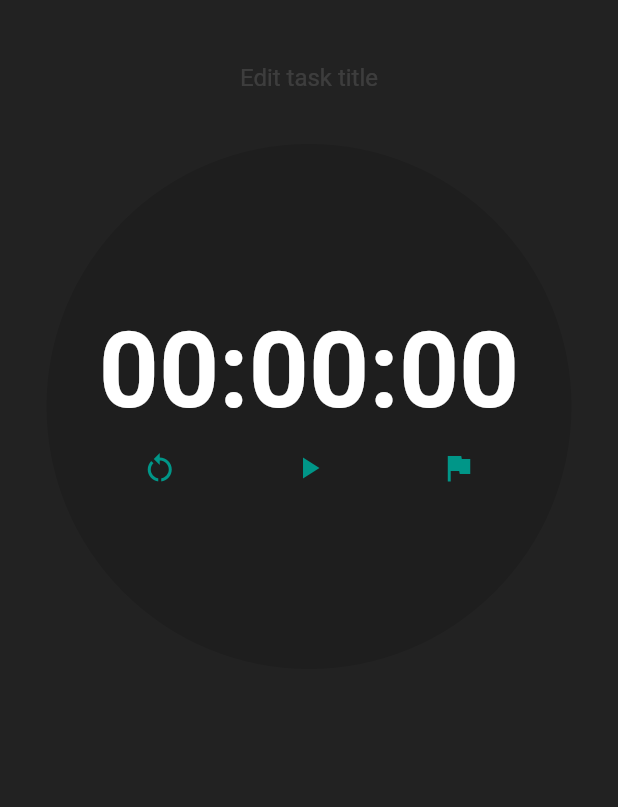
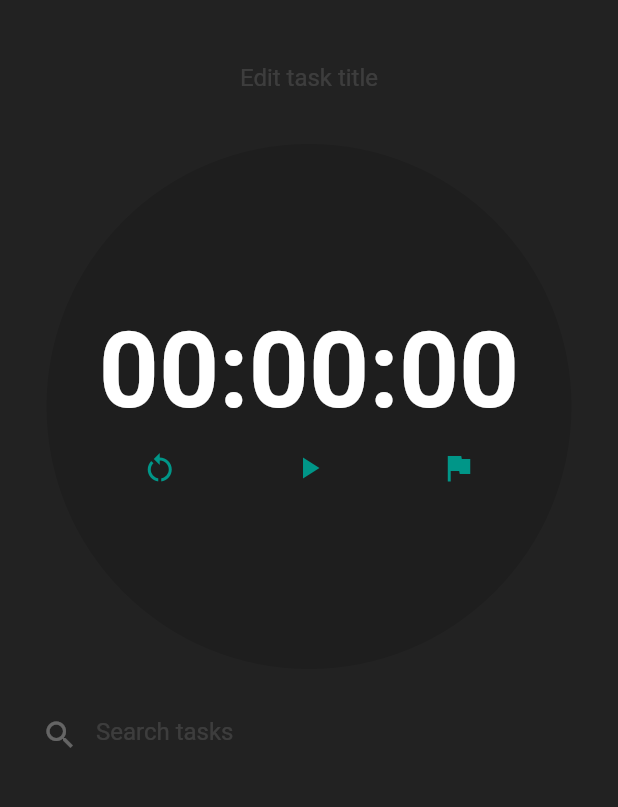
Before and after one commit to jentaruno/taskwatch, a Flutter app: the screen it shows after launch, on a phone screen of 412 x 824 dp, the part 66-873 px from its top. Run offline on Flutter 3.47's test engine with Material 2 defaults, Android fonts, the phone set to English and light mode, and no system bars; our stand-ins replace sqflite; accounts and stored records are empty.

Commit message:
Added search feature and implemented theme colors

```diff
--- a/lib/main.dart
+++ b/lib/main.dart
@@ -16,7 +16,11 @@ class MyApp extends StatelessWidget {
     return MaterialApp(
       title: 'TaskWatch',
       theme: ThemeData(
+        brightness: Brightness.dark,
+        primaryIconTheme: IconThemeData(color: Colors.teal),
+        primaryColor: Colors.teal,
         primarySwatch: Colors.teal,
+        canvasColor: Colors.black87
       ),
       home: const HomeApp(),
     );
@@ -45,7 +49,6 @@ class _HomeAppState extends State<HomeApp> {
   @override
   Widget build(BuildContext context) {
     return Scaffold(
-        backgroundColor: Colors.black87,
         appBar: AppBar(
           backgroundColor: Colors.transparent,
           elevation: 0,
--- a/lib/stopwatch.dart
+++ b/lib/stopwatch.dart
@@ -15,7 +15,6 @@ class _StopwatchState extends State<Stopwatch> {
   final _formKey = GlobalKey<FormState>();
 
   String placeholder = "Edit task title";
-  Color placeholderColor = Colors.white12;
 
   int seconds = 0, minutes = 0, hours = 0;
   String digitSeconds = "00", digitMinutes = "00", digitHours = "00";
@@ -109,14 +108,9 @@ class _StopwatchState extends State<Stopwatch> {
                   borderSide: BorderSide.none,
                 ),
                 hintText: placeholder,
-                hintStyle: TextStyle(
-                  color: placeholderColor,
-                ),
+                hintStyle: const TextStyle(color: Colors.white12)
+
               ),
-              style: const TextStyle(
-                color: Colors.white,
-              ),
-              cursorColor: Colors.white,
               textAlign: TextAlign.center,
               controller: stopwatchNameInput,
             ),
@@ -138,7 +132,6 @@ class _StopwatchState extends State<Stopwatch> {
               children: [
                 Text("$digitHours:$digitMinutes:$digitSeconds",
                     style: const TextStyle(
-                      color: Colors.white,
                       fontSize: 70.0,
                       fontWeight: FontWeight.w600,
                     )),
@@ -151,13 +144,13 @@ class _StopwatchState extends State<Stopwatch> {
                       children: [
                         IconButton(
                           onPressed: reset,
-                          color: Colors.teal,
+                          color: Theme.of(context).colorScheme.primary,
                           icon: const Icon(Icons.restart_alt),
                         ),
                         (started)
                             ? IconButton(
                                 onPressed: pause,
-                                color: Colors.teal,
+                                color: Theme.of(context).colorScheme.primary,
                                 icon: const Icon(Icons.pause),
                               )
                             : IconButton(
@@ -166,7 +159,7 @@ class _StopwatchState extends State<Stopwatch> {
                                     start();
                                   }
                                 },
-                                color: Colors.teal,
+                                color: Theme.of(context).colorScheme.primary,
                                 icon: const Icon(Icons.play_arrow),
                               ),
                         IconButton(
@@ -175,7 +168,7 @@ class _StopwatchState extends State<Stopwatch> {
                               recordTime();
                             }
                           },
-                          color: Colors.teal,
+                          color: Theme.of(context).colorScheme.primary,
                           icon: const Icon(Icons.flag),
                         ),
                       ],
--- a/lib/tasks.dart
+++ b/lib/tasks.dart
@@ -20,6 +20,10 @@ class TaskList {
   List<Task> taskList = [];
 
   TaskList();
+
+  List<Task> getTasks() {
+    return taskList;
+  }
 
   Task get(int i) {
     return taskList[i];
--- a/lib/timegrid.dart
+++ b/lib/timegrid.dart
@@ -4,7 +4,8 @@ import 'tasks.dart';
 
 class TimeGrid extends StatefulWidget {
   final TaskList taskList;
-  const TimeGrid({Key? key, required this.taskList}) : super(key: key);
+
+  TimeGrid({Key? key, required this.taskList}) : super(key: key);
 
   @override
   State<TimeGrid> createState() => _TimeGridState();
@@ -12,11 +13,47 @@ class TimeGrid extends StatefulWidget {
 
 class _TimeGridState extends State<TimeGrid> {
   final key = GlobalKey<ScaffoldState>();
+  List<String> itemsList = [];
+  List<String> itemsListSearch = [];
+  final FocusNode _textFocusNode = FocusNode();
   final TextEditingController _searchQuery = TextEditingController();
+
+  // @override
+  // void dispose() {
+  //   _textFocusNode.dispose();
+  //   _searchQuery!.dispose();
+  //   super.dispose();
+  // }
 
   @override
   Widget build(BuildContext context) {
-    return GridView.builder(
+    itemsList = widget.taskList.getTasks().map((e) => e.getName()).toList();
+
+    return Column(children: [
+      TextField(
+        controller: _searchQuery,
+        focusNode: _textFocusNode,
+        cursorColor: Colors.white,
+        decoration: const InputDecoration(
+            prefixIcon: Icon(Icons.search),
+            prefixIconColor: Colors.white30,
+            hintText: "Search tasks",
+            hintStyle: TextStyle(color: Colors.white12),
+            fillColor: Colors.white,
+            border: InputBorder.none),
+        onChanged: (value) {
+          setState(() {
+            itemsListSearch = itemsList
+                .where((element) =>
+                    element.toLowerCase().contains(value.toLowerCase()))
+                .toList();
+            if (_searchQuery!.text.isNotEmpty && itemsListSearch!.isEmpty) {}
+          });
+        },
+      ),
+      _searchQuery!.text.isNotEmpty && itemsListSearch!.isEmpty
+          ? const Text("No results found")
+          : GridView.builder(
               gridDelegate: const SliverGridDelegateWithMaxCrossAxisExtent(
                 maxCrossAxisExtent: 500,
                 childAspectRatio: (2 / 1),
@@ -25,7 +62,9 @@ class _TimeGridState extends State<TimeGrid> {
               ),
               padding: const EdgeInsets.all(20),
               shrinkWrap: true,
-        itemCount: widget.taskList.length(),
+              itemCount: _searchQuery!.text.isNotEmpty
+                  ? itemsListSearch!.length
+                  : itemsList.length,
               itemBuilder: (context, index) {
                 return GestureDetector(
                     onTap: () => Navigator.push(
@@ -48,7 +87,10 @@ class _TimeGridState extends State<TimeGrid> {
                                 fontSize: 36.0,
                                 fontWeight: FontWeight.w600,
                               )),
-                    Text(widget.taskList.get(index).getName(),
+                          Text(
+                              _searchQuery!.text.isNotEmpty
+                                  ? itemsListSearch![index]
+                                  : itemsList[index],
                               style: const TextStyle(
                                 color: Colors.white,
                                 fontSize: 16.0,
@@ -56,6 +98,7 @@ class _TimeGridState extends State<TimeGrid> {
                         ],
                       ),
                     )));
-        });
+              }),
+    ]);
   }
 }
```
Lines whose indentation alone changed are shown as unchanged.
